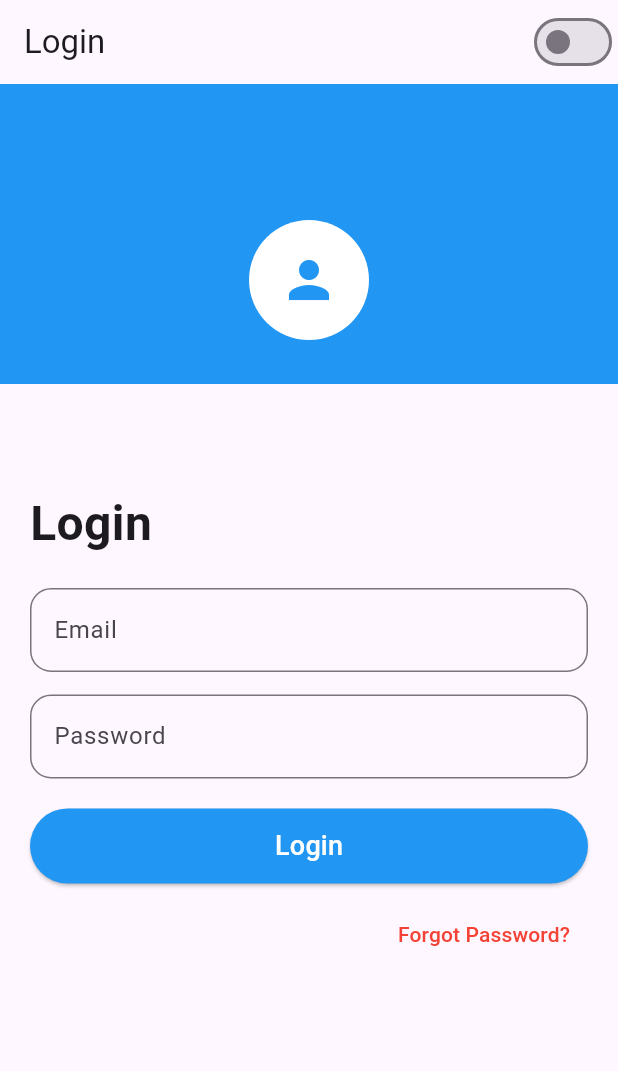
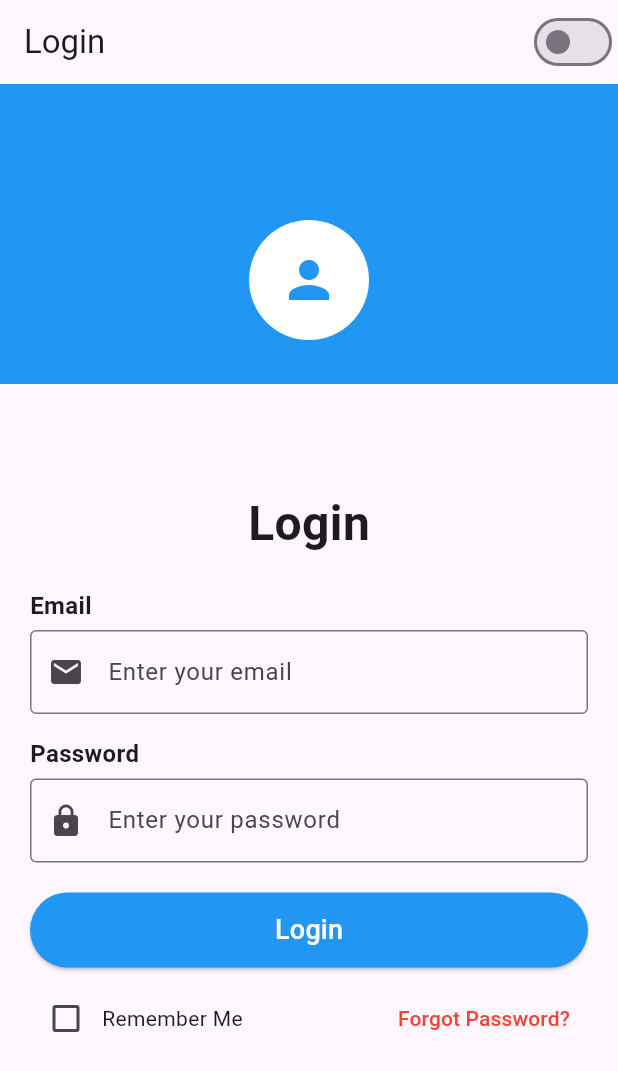
Before and after one commit to ak60-dev/all_in_one_app, a Flutter app: the screen it shows after launch, on a phone screen of 412 x 824 dp. Shown: the top 1071 px of the screen. Run offline on Flutter 3.47's test engine with Material 3 defaults, Android fonts, the phone set to English and light mode, and no system bars; our stand-ins replace math_expressions.

Commit message:
ubdated lgonipage UI and credential are added also new app added in home screen

```diff
--- a/lib/HomeScreen/home_screen_mobile.dart
+++ b/lib/HomeScreen/home_screen_mobile.dart
@@ -1,6 +1,7 @@
 import 'package:flutter/material.dart';
 import 'package:week_3/calculator_screen.dart';
 import 'package:week_3/kids_learning_screen.dart';
+import 'package:week_3/product_screen.dart';
 import 'package:week_3/temperature_converter_screen.dart';
 import 'package:week_3/user_list_screen.dart';
 
@@ -9,7 +10,8 @@ class HomeScreenMobile extends StatelessWidget {
     {"name": "User List", "icon": Icons.people, "screen": UserListScreen()},
     {"name": "Temperature Converter", "icon": Icons.thermostat, "screen": TemperatureConverterApp()},
     {"name": "Kids Learning App","icon":Icons.school, "screen": KidsLearningScreen()},
-    {"name": "Calculator" , "icon":Icons.calculate, "screen": CalculatorScreen()}
+    {"name": "Calculator" , "icon":Icons.calculate, "screen": CalculatorScreen()},
+    {"name": "Store" , "icon":Icons.store, "screen": ProductsScreen()},
   ];
 
    HomeScreenMobile({super.key});
--- a/lib/loginpage.dart
+++ b/lib/loginpage.dart
@@ -1,7 +1,9 @@
+import 'dart:convert';
 import 'package:flutter/material.dart';
+import 'package:http/http.dart' as http;
 import 'package:week_3/splash_homescreen.dart';
 
-class LoginPage extends StatelessWidget {
+class LoginPage extends StatefulWidget {
   final bool isDarkMode;
   final ValueChanged<bool> onThemeChanged;
 
@@ -12,18 +14,70 @@ class LoginPage extends StatelessWidget {
   });
 
   @override
+  State<LoginPage> createState() => _LoginPageState();
+}
+
+class _LoginPageState extends State<LoginPage> {
+  final TextEditingController _emailController = TextEditingController();
+  final TextEditingController _passwordController = TextEditingController();
+  bool rememberMe = false;
+  bool isLoading = false;
+
+  Future<void> login() async {
+    setState(() {
+      isLoading = true;
+    });
+
+    final String url = "https://reqres.in/api/login"; // ✅ Email-based API
+    final response = await http.post(
+      Uri.parse(url),
+      headers: {"Content-Type": "application/json"},
+      body: jsonEncode({
+        "email": _emailController.text,
+        "password": _passwordController.text,
+      }),
+    );
+
+    setState(() {
+      isLoading = false;
+    });
+
+    if (response.statusCode == 200) {
+      // ✅ Success: Navigate to Home Splash Screen
+      Navigator.pushReplacement(
+        context,
+        MaterialPageRoute(
+          builder: (context) => HomeSplashScreen(
+            isDarkMode: widget.isDarkMode,
+            onThemeChanged: widget.onThemeChanged,
+          ),
+        ),
+      );
+    } else {
+      // ❌ Error: Show Snackbar
+      ScaffoldMessenger.of(context).showSnackBar(
+        SnackBar(
+          content: Text("Invalid email or password"),
+          backgroundColor: Colors.red,
+        ),
+      );
+    }
+  }
+
+  @override
   Widget build(BuildContext context) {
     return Scaffold(
       appBar: AppBar(
         title: Text("Login"),
         actions: [
           Switch(
-            value: isDarkMode,
-            onChanged: onThemeChanged, // Calls function to update theme in main.dart
+            value: widget.isDarkMode,
+            onChanged: widget.onThemeChanged,
           ),
         ],
       ),
-      body: Column(
+      body: SingleChildScrollView(
+        child: Column(
           children: [
             // Profile Icon inside Stack
             Stack(
@@ -31,11 +85,11 @@ class LoginPage extends StatelessWidget {
                 Container(
                   height: 200,
                   width: double.infinity,
-                color: Colors.blue, // Background color for profile section
+                  color: Colors.blue,
                 ),
                 Positioned(
                   top: MediaQuery.of(context).size.height * 0.11,
-                left: MediaQuery.of(context).size.width / 2 - 40, // Centers icon
+                  left: MediaQuery.of(context).size.width / 2 - 40,
                   child: CircleAvatar(
                     radius: 40,
                     backgroundColor: Colors.white,
@@ -45,43 +99,49 @@ class LoginPage extends StatelessWidget {
               ],
             ),
 
-          // Login Section
             Padding(
               padding: EdgeInsets.all(20),
               child: Column(
                 crossAxisAlignment: CrossAxisAlignment.start,
                 children: [
-                SizedBox(height: 50), // Space for profile icon
-                Text(
+                  SizedBox(height: 50),
+                  Center(
+                    child: Text(
                       "Login",
                       style: TextStyle(fontSize: 32, fontWeight: FontWeight.bold),
                     ),
+                  ),
                   SizedBox(height: 20),
+
+                  Text("Email", style: TextStyle(fontSize: 16, fontWeight: FontWeight.bold)),
+                  SizedBox(height: 5),
                   TextField(
+                    controller: _emailController,
                     decoration: InputDecoration(
-                    labelText: "Email",
-                    border: OutlineInputBorder(
-                        borderRadius: BorderRadius.circular(14)),
+                      hintText: "Enter your email",
+                      border: OutlineInputBorder(),
+                      prefixIcon: Icon(Icons.email),
                     ),
                   ),
                   SizedBox(height: 15),
+
+                  Text("Password", style: TextStyle(fontSize: 16, fontWeight: FontWeight.bold)),
+                  SizedBox(height: 5),
                   TextField(
+                    controller: _passwordController,
                     obscureText: true,
                     decoration: InputDecoration(
-                    labelText: "Password",
-                    border: OutlineInputBorder(
-                        borderRadius: BorderRadius.circular(14)),
+                      hintText: "Enter your password",
+                      border: OutlineInputBorder(),
+                      prefixIcon: Icon(Icons.lock),
                     ),
                   ),
                   SizedBox(height: 20),
-ElevatedButton(
-  onPressed: () {
-    Navigator.pushReplacement(
-      context,
-      MaterialPageRoute(
-        builder: (context) => HomeSplashScreen(isDarkMode: isDarkMode, onThemeChanged: onThemeChanged, // 🔥 Home Splash Screen pe jaayega pehle
-      ),));
-  },
+
+                  isLoading
+                      ? Center(child: CircularProgressIndicator())
+                      : ElevatedButton(
+                          onPressed: login,
                           style: ElevatedButton.styleFrom(
                             backgroundColor: Colors.blue,
                             minimumSize: Size(double.infinity, 50),
@@ -90,14 +150,31 @@ ElevatedButton(
                         ),
 
                   SizedBox(height: 10),
+
                   Row(
                     mainAxisAlignment: MainAxisAlignment.spaceBetween,
                     children: [
-                    Spacer(),
+                      Row(
+                        children: [
+                          Checkbox(
+                            value: rememberMe,
+                            onChanged: (value) {
+                              setState(() {
+                                rememberMe = value!;
+                              });
+                            },
+                            checkColor: Colors.white,
+                            activeColor: Colors.blue,
+                          ),
+                          Text("Remember Me"),
+                        ],
+                      ),
                       TextButton(
                         onPressed: () {},
-                      child: Text("Forgot Password?",
-                          style: TextStyle(color: Colors.red)),
+                        child: Text(
+                          "Forgot Password?",
+                          style: TextStyle(color: Colors.red),
+                        ),
                       ),
                     ],
                   ),
@@ -106,6 +183,7 @@ ElevatedButton(
             ),
           ],
         ),
+      ),
     );
   }
 }
--- a/pubspec.yaml
+++ b/pubspec.yaml
@@ -35,6 +35,7 @@ dependencies:
   # Use with the CupertinoIcons class for iOS style icons.
   cupertino_icons: ^1.0.8
   math_expressions: ^2.6.0
+  http: ^1.3.0
 
 dev_dependencies:
   flutter_test:
```
Also changed, not shown: lib/product_screen.dart (added, +92 -0 lines), pubspec.lock. Lines whose indentation alone changed are shown as unchanged.
